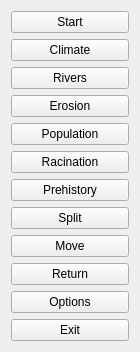
This is mainmenu.ui in tps12/Tec-Nine as Qt 5 draws it before an edit. The edited form follows.
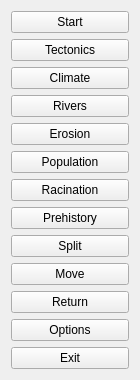
This is the edited form.

Commit message:
Break tectonics out into its own mode
New world mode will begin with tectonics and then switch to more granular
simulations (NYI). Atmosphere and life status is now part of the save
format, and there is some expedient but not particularly well thought out
separation of building and interpreting save formats from the actual reading
and writing of the files.

The edit to the form file:
```diff
--- a/mainmenu.ui
+++ b/mainmenu.ui
@@ -27,6 +27,13 @@
      </property>
     </widget>
    </item>
+   <item>
+    <widget class="QPushButton" name="tectonics">
+     <property name="text">
+      <string>Tectonics</string>
+     </property>
+    </widget>
+   </item>
    <item>
     <widget class="QPushButton" name="climate">
      <property name="sizePolicy">
```
The commit also changes 8 other files.
